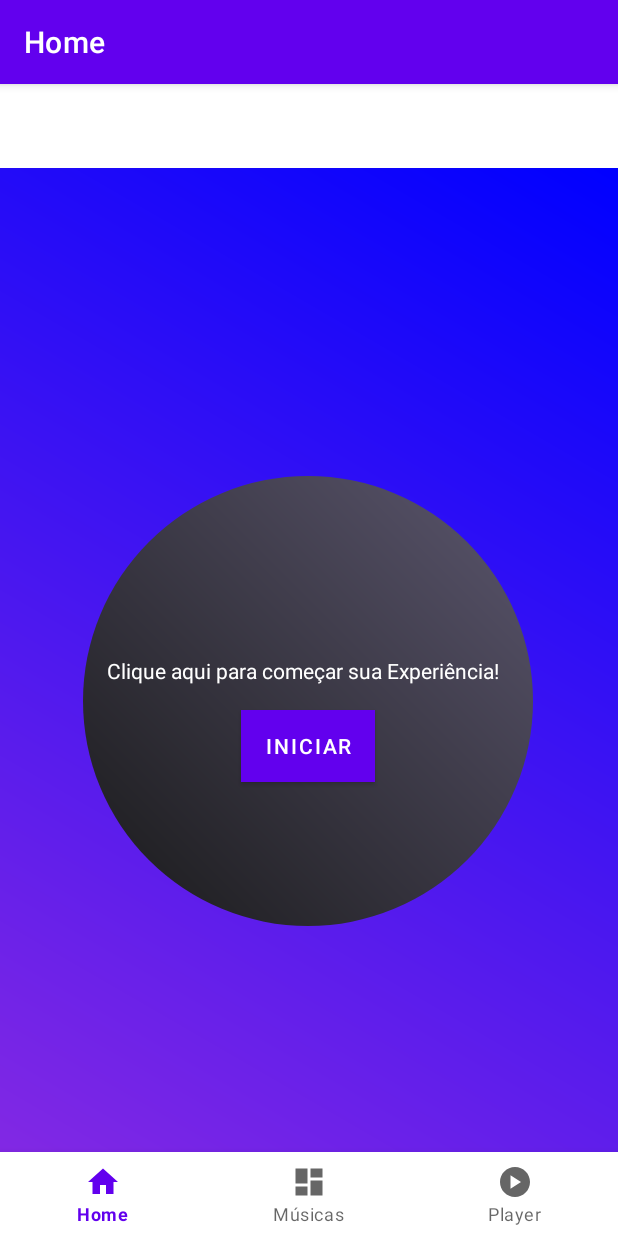
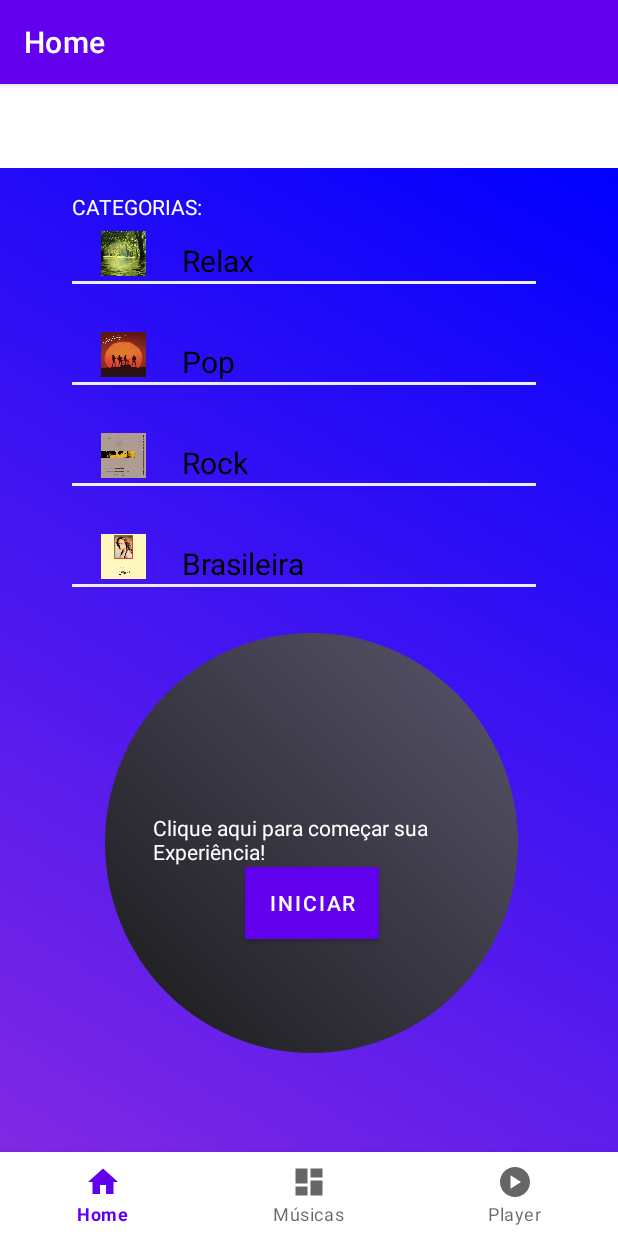
Before and after one commit to RobertoFORTs/Mobile-Essay1, an Android app: the screen it shows after launch (MainActivity), on a phone screen of 412 x 824 dp. Run offline under Robolectric (Android 15) with nearby library versions, the phone set to English and light mode, and no system bars; our stand-ins replace navigation-ui.

Commit message:
adding list personalizada

```diff
--- a/app/src/main/java/com/example/mobile_essay1/ui/home/HomeFragment.java
+++ b/app/src/main/java/com/example/mobile_essay1/ui/home/HomeFragment.java
@@ -35,6 +35,8 @@
 
         binding.list1.setAdapter(new AdaptadorListView(getContext(),itens));
 
+
+
         binding.btnIniciar.setOnClickListener(new View.OnClickListener() {
             @Override
             public void onClick(View view) {
--- a/app/src/main/res/layout/activity_main.xml
+++ b/app/src/main/res/layout/activity_main.xml
@@ -24,11 +24,11 @@
         android:layout_height="match_parent"
         app:defaultNavHost="true"
         app:layout_constraintBottom_toTopOf="@id/nav_view"
-        app:layout_constraintHorizontal_bias="0.0"
+        app:layout_constraintHorizontal_bias="1.0"
         app:layout_constraintLeft_toLeftOf="parent"
         app:layout_constraintRight_toRightOf="parent"
         app:layout_constraintTop_toTopOf="parent"
-        app:layout_constraintVertical_bias="0.0"
+        app:layout_constraintVertical_bias="1.0"
         app:navGraph="@navigation/mobile_navigation" />
 
 </androidx.constraintlayout.widget.ConstraintLayout>
--- a/app/src/main/res/layout/fragment_home.xml
+++ b/app/src/main/res/layout/fragment_home.xml
@@ -8,20 +8,22 @@
     <androidx.constraintlayout.widget.ConstraintLayout
         android:layout_width="match_parent"
         android:layout_height="match_parent"
-        android:background="@drawable/gradient_background">
+        android:background="@drawable/gradient_background"
+        tools:layout_editor_absoluteX="-73dp"
+        tools:layout_editor_absoluteY="0dp">
 
         <androidx.constraintlayout.widget.ConstraintLayout
             android:id="@+id/div_container"
-            android:layout_width="300dp"
-            android:layout_height="300dp"
+            android:layout_width="275dp"
+            android:layout_height="280dp"
             android:background="@drawable/rounded_background"
             android:padding="16dp"
             app:layout_constraintBottom_toBottomOf="parent"
             app:layout_constraintEnd_toEndOf="parent"
-            app:layout_constraintHorizontal_bias="0.495"
+            app:layout_constraintHorizontal_bias="0.51"
             app:layout_constraintStart_toStartOf="parent"
-            app:layout_constraintTop_toTopOf="parent"
-            app:layout_constraintVertical_bias="0.498">
+            app:layout_constraintTop_toBottomOf="@+id/list1"
+            app:layout_constraintVertical_bias="0.0">
 
             <Button
                 android:id="@+id/btn_iniciar"
@@ -38,22 +40,36 @@
                 android:id="@+id/textHome"
                 android:layout_width="wrap_content"
                 android:layout_height="wrap_content"
-                android:textColor="#FFFFFF"
+                android:layout_marginStart="16dp"
                 android:layout_marginTop="104dp"
                 android:text="Clique aqui para começar sua Experiência!"
-                app:layout_constraintTop_toTopOf="parent"
-                tools:layout_editor_absoluteX="-1dp" />
-
-            <androidx.recyclerview.widget.RecyclerView
-                android:id="@+id/list1"
-                android:layout_width="60dp"
-                android:layout_height="116dp"
-                android:layout_marginStart="110dp"
-                android:layout_marginTop="2dp"
+                android:textColor="#FFFFFF"
                 app:layout_constraintStart_toStartOf="parent"
-                app:layout_constraintTop_toBottomOf="@+id/btn_iniciar" />
+                app:layout_constraintTop_toTopOf="parent" />
 
         </androidx.constraintlayout.widget.ConstraintLayout>
+
+        <ListView
+            android:id="@+id/list1"
+            android:layout_width="309dp"
+            android:layout_height="300dp"
+            android:layout_marginStart="48dp"
+            android:layout_marginTop="10dp"
+            android:divider="#FFECECEC"
+            android:dividerHeight="2sp"
+            app:layout_constraintStart_toStartOf="parent"
+            app:layout_constraintTop_toTopOf="parent" />
+
+        <TextView
+            android:id="@+id/textView"
+            android:layout_width="wrap_content"
+            android:layout_height="wrap_content"
+            android:layout_marginStart="48dp"
+            android:layout_marginTop="16dp"
+            android:text="CATEGORIAS:"
+            android:textColor="#FFFFFF"
+            app:layout_constraintStart_toStartOf="parent"
+            app:layout_constraintTop_toTopOf="parent" />
 
     </androidx.constraintlayout.widget.ConstraintLayout>
 
--- a/app/src/main/res/layout/item_list.xml
+++ b/app/src/main/res/layout/item_list.xml
@@ -7,8 +7,8 @@
 
     <ImageView
         android:id="@+id/image1"
-        android:layout_width="70dp"
-        android:layout_height="70dp"
+        android:layout_width="30dp"
+        android:layout_height="30dp"
         android:scaleType="fitXY"
         android:layout_marginStart="19dp"
         android:layout_marginTop="32dp"
```
